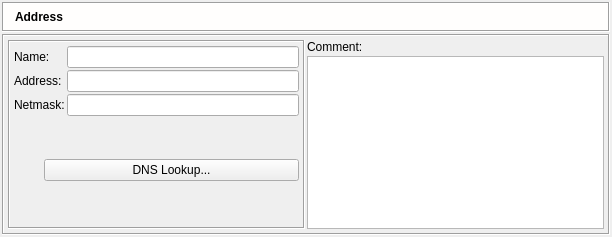
fwbuilder/fwbuilder, file src/gui/ipv4dialog_q.ui: the form before one commit.
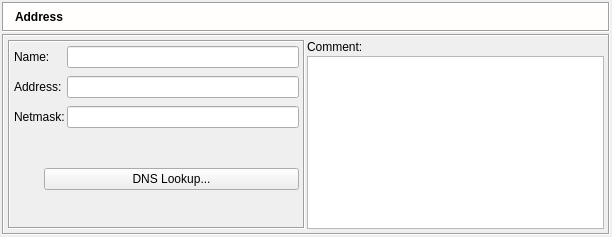
The form after the commit. Icons and pictures are not drawn.

Commit message: bug 2078671 ] fwbuilder 3.0.0 build 487 - add/edit interface

Diff of the .ui file:
```diff
--- a/src/gui/ipv4dialog_q.ui
+++ b/src/gui/ipv4dialog_q.ui
@@ -231,6 +231,9 @@
            <enum>QFrame::Sunken</enum>
           </property>
           <layout class="QGridLayout" >
+           <property name="verticalSpacing" >
+            <number>8</number>
+           </property>
            <item row="0" column="0" >
             <widget class="QLabel" name="textLabel1" >
              <property name="text" >
```
The commit also changes 5 other files.
